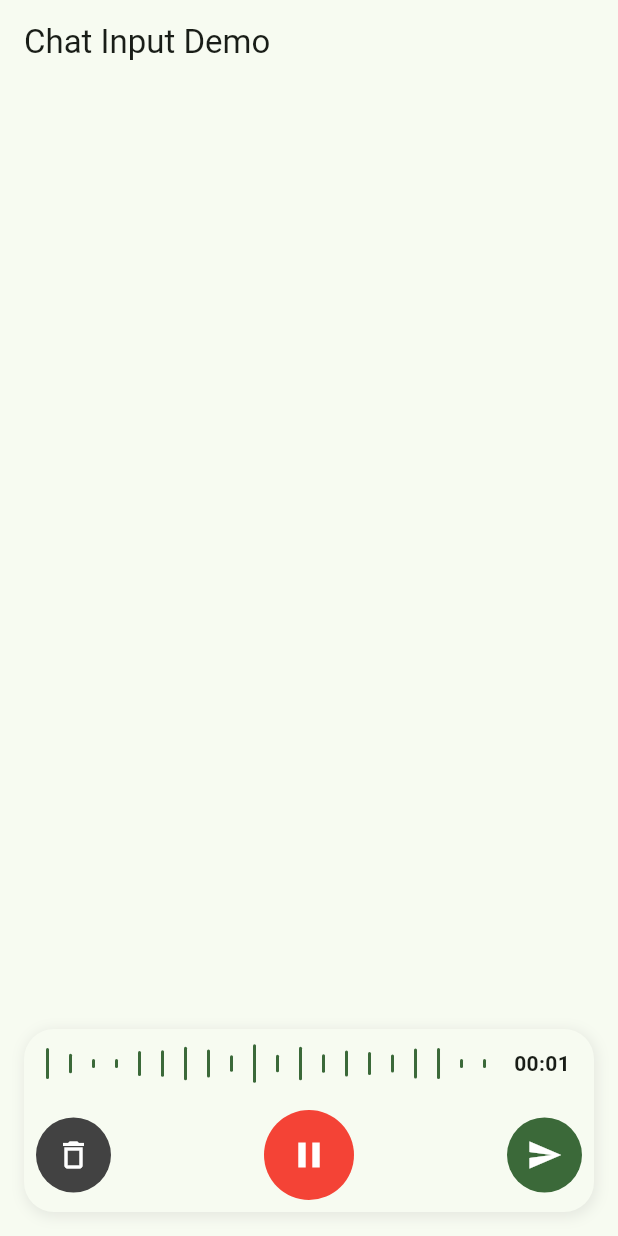
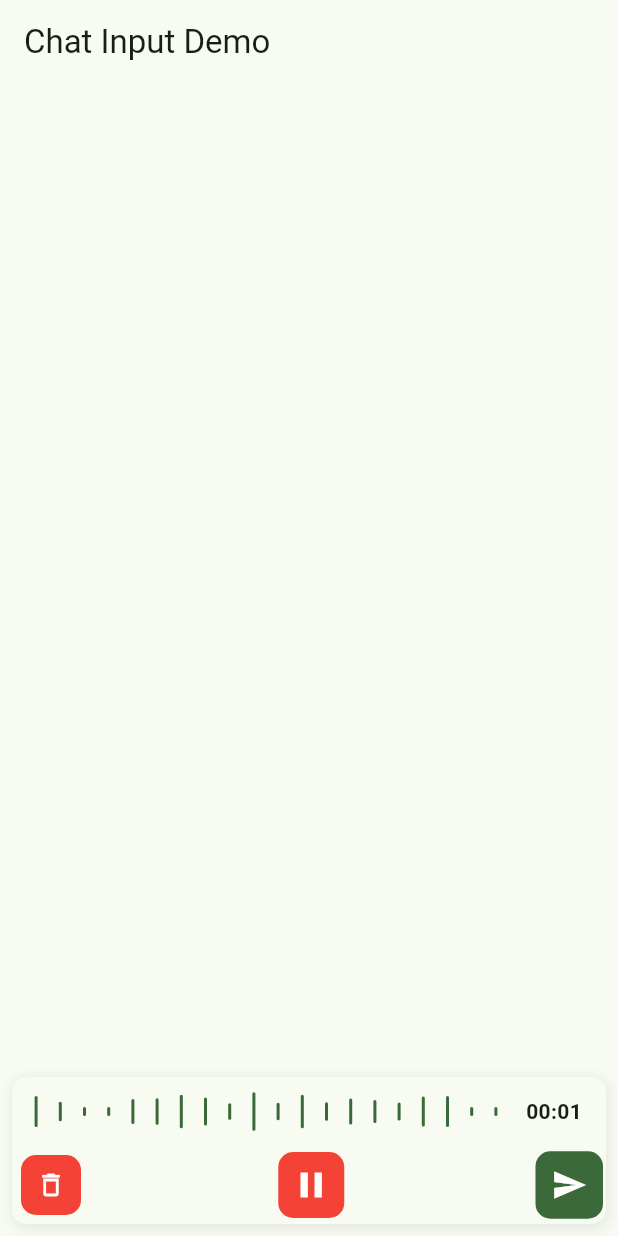
Before and after one commit to WahidNasri/simple_input_chat, a Flutter app: the screen it shows after launch, after a tap on the "mic" icon, on a phone screen of 412 x 824 dp. Run offline on Flutter 3.47's test engine with Material 3 defaults, Android fonts, the phone set to English and light mode, and no system bars; our stand-ins replace audioplayers, permission_handler; missing offline and left inert: mic_info, record, waved_audio_player.

Commit message:
ui fixes

```diff
--- a/lib/main.dart
+++ b/lib/main.dart
@@ -1,5 +1,5 @@
 import 'package:flutter/material.dart';
-import 'widgets/chat_input_widget.dart';
+import 'widgets/simple_chat_input.dart';
 
 void main() {
   runApp(const MyApp());
@@ -93,7 +93,7 @@ class _ChatDemoPageState extends State<ChatDemoPage> {
             ),
 
             // Chat input widget
-            ChatInputWidget(
+            SimpleChatInput(
               onTextMessage: _handleTextMessage,
               onVoiceMessage: _handleVoiceMessage,
               onEmojiPressed: _handleEmojiPressed,
--- a/lib/widgets/chat_input_widget.dart
+++ b/lib/widgets/simple_chat_input.dart
@@ -8,7 +8,7 @@ enum ChatInputState {
   voiceRecording,
 }
 
-class ChatInputWidget extends StatefulWidget {
+class SimpleChatInput extends StatefulWidget {
   final Function(String)? onTextMessage;
   final Function(String)? onVoiceMessage;
   final VoidCallback? onEmojiPressed;
@@ -17,8 +17,11 @@ class ChatInputWidget extends StatefulWidget {
   final Duration? maxRecordingDuration;
   final Function() onMicUsed;
   final TextEditingController? controller;
+  final Color? fillColor;
+  final String? hint;
+  final EdgeInsets? padding;
 
-  const ChatInputWidget({
+  const SimpleChatInput({
     super.key,
     this.onTextMessage,
     this.onVoiceMessage,
@@ -28,13 +31,16 @@ class ChatInputWidget extends StatefulWidget {
     this.maxRecordingDuration,
     required this.onMicUsed,
     this.controller,
+    this.fillColor,
+    this.hint,
+    this.padding,
   });
 
   @override
-  State<ChatInputWidget> createState() => _ChatInputWidgetState();
+  State<SimpleChatInput> createState() => _SimpleChatInputState();
 }
 
-class _ChatInputWidgetState extends State<ChatInputWidget> {
+class _SimpleChatInputState extends State<SimpleChatInput> {
   ChatInputState _currentState = ChatInputState.textInput;
   final AudioRecordingService _audioService = AudioRecordingService();
 
@@ -85,7 +91,9 @@ class _ChatInputWidgetState extends State<ChatInputWidget> {
 
   @override
   Widget build(BuildContext context) {
-    return Column(
+    return Padding(
+      padding: widget.padding ?? const EdgeInsets.all(8.0),
+      child: Column(
         mainAxisSize: MainAxisSize.min,
         children: [
           // Voice recording widget (full screen)
@@ -105,22 +113,20 @@ class _ChatInputWidgetState extends State<ChatInputWidget> {
               },
             ),
 
-
-
           // Text input widget
           if (_currentState == ChatInputState.textInput)
-          Padding(
-            padding: const EdgeInsets.all(16),
-            child: TextInputWidget(
+            TextInputWidget(
               key: ValueKey("ChatInputState.textInput"),
               controller: widget.controller,
               onSendPressed: _handleSendText,
               onVoicePressed: _handleVoicePressed,
               onAttachmentPressed: _handleAttachmentPressed,
               onCameraPressed: _handleCameraPressed,
-            ),
+              fillColor: widget.fillColor,
+              hint: widget.hint,
             ),
         ],
+      ),
     );
   }
 }
--- a/lib/widgets/text_input_widget.dart
+++ b/lib/widgets/text_input_widget.dart
@@ -1,4 +1,3 @@
-
 import 'package:flutter/material.dart';
 
 class TextInputWidget extends StatefulWidget {
@@ -9,6 +8,8 @@ class TextInputWidget extends StatefulWidget {
   final VoidCallback onVoicePressed;
   final VoidCallback onAttachmentPressed;
   final VoidCallback onCameraPressed;
+  final String? hint;
+  final Color? fillColor;
 
   const TextInputWidget({
     super.key,
@@ -19,6 +20,8 @@ class TextInputWidget extends StatefulWidget {
     required this.onVoicePressed,
     required this.onAttachmentPressed,
     required this.onCameraPressed,
+    this.hint,
+    this.fillColor,
   });
 
   @override
@@ -32,12 +35,13 @@ class _TextInputWidgetState extends State<TextInputWidget> {
   @override
   void initState() {
     super.initState();
-    _textController = widget.controller ?? TextEditingController(text: widget.initialText);
+    _textController =
+        widget.controller ?? TextEditingController(text: widget.initialText);
   }
 
   @override
   void dispose() {
-    if(widget.controller == null) {
+    if (widget.controller == null) {
       _textController.dispose();
     }
     _focusNode.dispose();
@@ -46,54 +50,47 @@ class _TextInputWidgetState extends State<TextInputWidget> {
 
   @override
   Widget build(BuildContext context) {
-    return Container(
-      height: 50,
-      decoration: BoxDecoration(
-        borderRadius: BorderRadius.circular(25),
-        color: Theme.of(context).colorScheme.surface,
-        border: Border.all(
-          color: _textController.text.trim().isNotEmpty ? Theme.of(context).primaryColor : Colors.grey,
-          width: 1,
-        ),
-      ),
-      child: Row(
+    return Row(
+      spacing: 5,
       children: [
-          // Text input field
         Expanded(
           child: TextField(
             controller: _textController,
             focusNode: _focusNode,
-              onChanged: (v){
+            onChanged: (v) {
               widget.onTextChanged?.call(v);
-                setState(() {
-
-                });
+              setState(() {});
             },
-              style: const TextStyle(
-                fontSize: 16,
-              ),
-              decoration: const InputDecoration(
-                filled: false,
-                fillColor: Colors.transparent,
-                hintText: 'Message',
-                hintStyle: TextStyle(
+            style: const TextStyle(fontSize: 16),
+            decoration: InputDecoration(
+              filled: true,
+              fillColor: widget.fillColor ?? Theme.of(context).colorScheme.surface,
+              hintText: widget.hint,
+              hintStyle: const TextStyle(
                 color: Color(0xFF9E9E9E),
-                  fontSize: 16,
+                fontSize: 15,
               ),
               border: InputBorder.none,
-                enabledBorder: InputBorder.none,
-                focusedBorder: InputBorder.none,
+              enabledBorder: OutlineInputBorder(
+                borderRadius: BorderRadius.circular(10),
+                borderSide: BorderSide(),
+              ),
+              focusedBorder: OutlineInputBorder(
+                borderRadius: BorderRadius.circular(10),
+                borderSide: BorderSide(
+                  color: Theme.of(context).primaryColor
+                ),
+              ),
               errorBorder: InputBorder.none,
-                contentPadding: EdgeInsets.symmetric(
+              contentPadding: const EdgeInsets.symmetric(
                 horizontal: 12,
                 vertical: 12,
               ),
-              ),
-              maxLines: null,
-              textCapitalization: TextCapitalization.sentences,
-            ),
-          ),
-
+              suffixIcon: Row(
+                mainAxisSize: MainAxisSize.min,
+                mainAxisAlignment: MainAxisAlignment.center,
+                crossAxisAlignment: CrossAxisAlignment.center,
+                children: [
                   // Attachment button
                   IconButton(
                     onPressed: widget.onAttachmentPressed,
@@ -106,7 +103,6 @@ class _TextInputWidgetState extends State<TextInputWidget> {
 
                   // Camera button
                   IconButton(
-
                     onPressed: widget.onCameraPressed,
                     icon: const Icon(
                       Icons.camera_alt_outlined,
@@ -114,29 +110,49 @@ class _TextInputWidgetState extends State<TextInputWidget> {
                       size: 24,
                     ),
                   ),
-
-
+                ],
+              ),
+            ),
+            maxLines: null,
+            textCapitalization: TextCapitalization.sentences,
+          ),
+        ),
         // Send or Voice button
         GestureDetector(
-            onTap: _textController.text.trim().isNotEmpty ? (){
+          onTap: _textController.text.trim().isNotEmpty
+              ? () {
                   widget.onSendPressed(_textController.text.trim());
-            _textController.clear();} : widget.onVoicePressed,
+                  _textController.clear();
+                }
+              : widget.onVoicePressed,
           child: Container(
             width: 48,
             height: 48,
+            margin: EdgeInsets.only(right: 2),
             decoration: BoxDecoration(
               color: Theme.of(context).primaryColor,
-                shape: BoxShape.circle,
+              shape: BoxShape.rectangle,
+              borderRadius: BorderRadius.circular(10),
+            ),
+            child: AnimatedSwitcher(
+              duration: const Duration(
+                  milliseconds: 200), // Adjust duration as needed
+              transitionBuilder: (child, anim) => RotationTransition(
+                turns: child.key == ValueKey('send')
+                    ? Tween<double>(begin: 1, end: 1).animate(anim)
+                    : Tween<double>(begin: 0.75, end: 1).animate(anim),
+                child: ScaleTransition(scale: anim, child: child),
               ),
               child: Icon(
+                key: ValueKey(_textController.text.trim().isNotEmpty ? 'send' : 'record'),
                 _textController.text.trim().isNotEmpty ? Icons.send : Icons.mic,
                 color: Colors.white,
                 size: 24,
               ),
             ),
           ),
+        ),
       ],
-      ),
     );
   }
 }
--- a/lib/widgets/voice_recording_widget.dart
+++ b/lib/widgets/voice_recording_widget.dart
@@ -51,7 +51,7 @@ class _VoiceRecordingWidgetState extends State<VoiceRecordingWidget> {
   }
 
   Future<void> _startRecording() async {
-    if(await _isMicUsed()){
+    if (await _isMicUsed()) {
       widget.onIsMicUsed();
       return;
     }
@@ -69,7 +69,7 @@ class _VoiceRecordingWidgetState extends State<VoiceRecordingWidget> {
       });
 
       _audioService.waveformStream?.listen((waveform) {
-        if(!_audioService.isPaused) {
+        if (!_audioService.isPaused) {
           setState(() {
             _waveformData = waveform;
           });
@@ -86,7 +86,7 @@ class _VoiceRecordingWidgetState extends State<VoiceRecordingWidget> {
   }
 
   bool _isNearMaxDuration() {
-    if(widget.maxDuration == null){
+    if (widget.maxDuration == null) {
       return false;
     }
     // Show warning when within 10 seconds of max duration
@@ -96,16 +96,18 @@ class _VoiceRecordingWidgetState extends State<VoiceRecordingWidget> {
 
   @override
   Widget build(BuildContext context) {
-    final isRecordingPaused = _audioService.isPaused || !_audioService.isRecording;
+    final isRecordingPaused =
+        _audioService.isPaused || !_audioService.isRecording;
 
     return Container(
-      margin: const EdgeInsets.all(16),
       decoration: BoxDecoration(
         color: Theme.of(context).colorScheme.surface,
-        borderRadius: BorderRadius.circular(20),
+        borderRadius: BorderRadius.circular(10),
         boxShadow: [
           BoxShadow(
-            color: Colors.grey.withValues(alpha: 0.2), // Shadow color and opacity
+            color: Colors.grey.withValues(
+              alpha: 0.2,
+            ), // Shadow color and opacity
             spreadRadius: 1, // How far the shadow spreads
             blurRadius: 7, // How blurry the shadow is
             offset: const Offset(1, 2), // Offset of the shadow (x, y)
@@ -120,7 +122,7 @@ class _VoiceRecordingWidgetState extends State<VoiceRecordingWidget> {
             child: Row(
               mainAxisAlignment: MainAxisAlignment.center,
               children: [
-                if(!isRecordingPaused)
+                if (!isRecordingPaused)
                   // Waveform visualization with progress
                   Expanded(
                     child: SizedBox(
@@ -133,7 +135,7 @@ class _VoiceRecordingWidgetState extends State<VoiceRecordingWidget> {
                             child: CustomPaint(
                               painter: WaveformPainter(
                                 _waveformData,
-                              color: Theme.of(context).primaryColor
+                                color: Theme.of(context).primaryColor,
                               ),
                               size: Size.infinite,
                             ),
@@ -143,12 +145,12 @@ class _VoiceRecordingWidgetState extends State<VoiceRecordingWidget> {
                     ),
                   ),
 
-                if(isRecordingPaused && _recordingPath != null)
+                if (isRecordingPaused && _recordingPath != null)
                   Container(
                     padding: EdgeInsets.symmetric(vertical: 5, horizontal: 10),
                     decoration: BoxDecoration(
                       color: Theme.of(context).colorScheme.surfaceDim,
-                      borderRadius: BorderRadius.circular(20)
+                      borderRadius: BorderRadius.circular(20),
                     ),
                     child: WavedAudioPlayer(
                       source: DeviceFileSource(_recordingPath!),
@@ -169,7 +171,7 @@ class _VoiceRecordingWidgetState extends State<VoiceRecordingWidget> {
                 const SizedBox(width: 12),
 
                 // Timer
-                if(!isRecordingPaused)
+                if (!isRecordingPaused)
                   Text(
                     _formatDuration(_recordingDuration),
                     style: TextStyle(
@@ -182,65 +184,59 @@ class _VoiceRecordingWidgetState extends State<VoiceRecordingWidget> {
                   ),
 
                 const SizedBox(width: 8),
-
               ],
             ),
           ),
-
           // Control buttons
           Padding(
-            padding: const EdgeInsets.all(8),
+            padding: const EdgeInsets.all(2),
             child: Row(
               mainAxisAlignment: MainAxisAlignment.spaceBetween,
               children: [
                 // Cancel button
-                GestureDetector(
-                  onTap: widget.onCancel,
-                  child: Container(
-                    width: 50,
-                    height: 50,
-                    decoration: const BoxDecoration(
-                      color: Color(0xFF424242),
-                      shape: BoxShape.circle,
+                IconButton(
+                  onPressed: widget.onCancel,
+                  style: ElevatedButton.styleFrom(
+                    backgroundColor: Colors.red,
+                    shape: RoundedRectangleBorder(
+                      borderRadius: BorderRadius.circular(
+                        10,
+                      ), // Set border radius to 0 for a sharp rectangle
                     ),
-                    child: const Icon(
+                  ),
+                  icon: const Icon(
                     Icons.delete_outline,
                     color: Colors.white,
-                      size: 24,
+                    size: 20,
                   ),
                 ),
-                ),
-
                 // Pause/Resume/Play button
-                if(!isRecordingPaused)
-                  GestureDetector(
-                    onTap: _handleStopRecording,
-                    child: Container(
-                      width: 60,
-                      height: 60,
-                      decoration: BoxDecoration(
-                        color: Colors.red,
-                        shape: BoxShape.circle,
-                      ),
-                      child: Icon(
-                        Icons.pause,
-                        color: Colors.white,
-                        size: 28,
+                if (!isRecordingPaused)
+                  IconButton(
+                    onPressed: _handleStopRecording,
+                    style: ElevatedButton.styleFrom(
+                      backgroundColor: Colors.red,
+                      shape: RoundedRectangleBorder(
+                        borderRadius: BorderRadius.circular(
+                          10,
+                        ), // Set border radius to 0 for a sharp rectangle
                       ),
                     ),
+                    icon: Icon(Icons.pause, color: Colors.white, size: 28),
                   ),
 
                 // Send button
                 GestureDetector(
                   onTap: () => widget.onSend(_recordingPath),
                   child: Container(
-                    width: 50,
-                    height: 50,
-                    decoration:  BoxDecoration(
+                    width: 45,
+                    height: 45,
+                    decoration: BoxDecoration(
                       color: Theme.of(context).primaryColor,
-                      shape: BoxShape.circle,
+                      shape: BoxShape.rectangle,
+                      borderRadius: BorderRadius.circular(10),
                     ),
-                    child:  Icon(
+                    child: Icon(
                       Icons.send,
                       color: Theme.of(context).colorScheme.onPrimary,
                       size: 24,
@@ -255,14 +251,15 @@ class _VoiceRecordingWidgetState extends State<VoiceRecordingWidget> {
     );
   }
 
-  void _handleStopRecording() async{
-
+  void _handleStopRecording() async {
     _recordingPath = await _audioService.stopRecording();
     setState(() {});
   }
-  Future<bool> _isMicUsed() async{
+
+  Future<bool> _isMicUsed() async {
     final activeMics = await MicInfo.getActiveMicrophones();
-    return Platform.isIOS && activeMics.length > 1 || Platform.isAndroid && activeMics.isNotEmpty;
+    return Platform.isIOS && activeMics.length > 1 ||
+        Platform.isAndroid && activeMics.isNotEmpty;
   }
 }
 
@@ -270,8 +267,7 @@ class WaveformPainter extends CustomPainter {
   final List<double> waveformData;
   final Color? color;
 
-  WaveformPainter(
-    this.waveformData, {this.color});
+  WaveformPainter(this.waveformData, {this.color});
 
   @override
   void paint(Canvas canvas, Size size) {
@@ -287,7 +283,10 @@ class WaveformPainter extends CustomPainter {
     final barWidth = size.width / waveformData.length;
 
     for (int i = 0; i < waveformData.length; i++) {
-      final barHeight = (waveformData[i].abs() * centerY * 0.8).clamp(2.0, centerY * 0.8);
+      final barHeight = (waveformData[i].abs() * centerY * 0.8).clamp(
+        2.0,
+        centerY * 0.8,
+      );
       final x = i * barWidth + barWidth / 2;
 
       canvas.drawLine(
@@ -298,7 +297,6 @@ class WaveformPainter extends CustomPainter {
     }
   }
 
-
   @override
   bool shouldRepaint(covariant CustomPainter oldDelegate) {
     return true;
```
Lines whose indentation alone changed are shown as unchanged.
